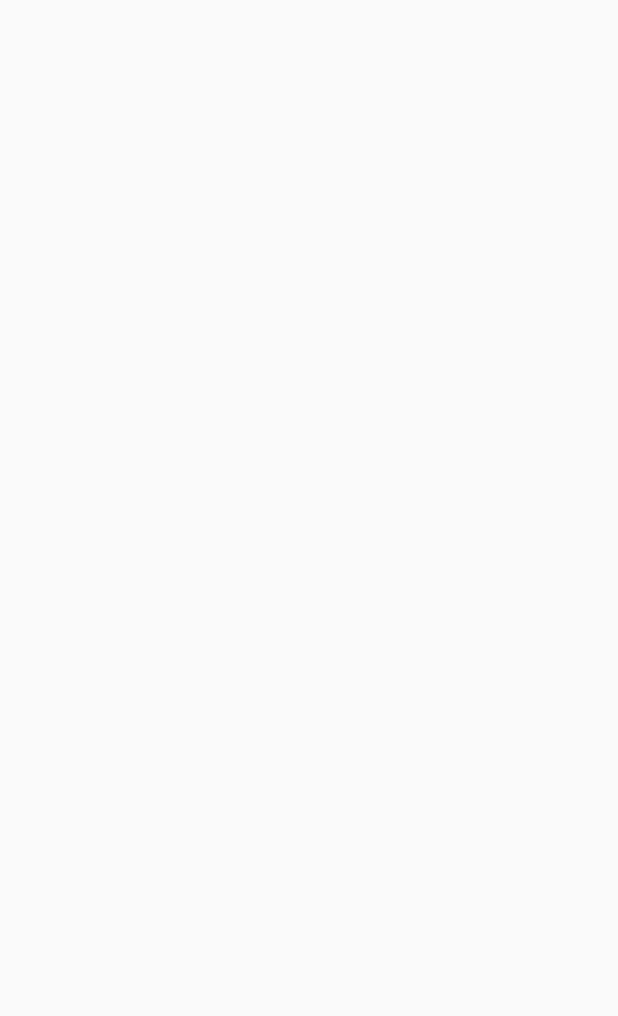
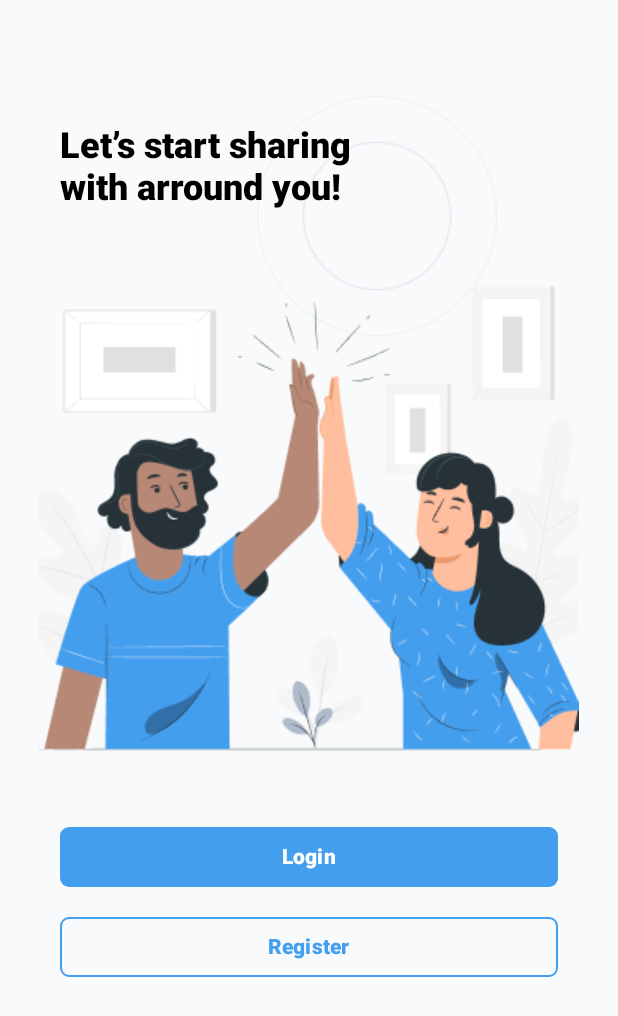
Before and after one commit to Kelompok-PSI/Geez, an Android app built with Jetpack Compose: the screen it shows after launch (MainActivity), on a phone screen of 412 x 824 dp. Before the commit the part shown is empty. Shown: the top 1016 px of the screen. Run offline under Robolectric (Android 15) with nearby library versions, the phone set to English and light mode, and no system bars.

Commit message:
feat: navigation has completed

```diff
--- a/app/src/main/java/com/example/geez/presentation/MainActivity.kt
+++ b/app/src/main/java/com/example/geez/presentation/MainActivity.kt
@@ -1,11 +1,10 @@
 package com.example.geez.presentation
-
+import Onboarding
+import SplashPage
 import android.os.Bundle
 import androidx.activity.ComponentActivity
 import androidx.activity.compose.setContent
 import androidx.compose.material3.MaterialTheme
-import androidx.compose.material3.Typography
-import androidx.compose.runtime.Composable
 import androidx.compose.material3.Typography
 import androidx.compose.runtime.Composable
 import com.example.geez.presentation.features.campaignDetails.CampaignDetail
@@ -15,21 +14,19 @@ import com.example.geez.presentation.features.registerBigParty.registerBigParty
 import com.example.geez.presentation.navigation.Navigation
 import com.example.geez.presentation.features.profile.Profile
 import com.example.geez.presentation.ui.theme.GeezTheme
-import com.example.geez.presentation.features.registerReguler.registerReguler
-import com.example.geez.presentation.features.registerReguler.registerReguler
-import com.example.geez.presentation.features.profile.Profile
-import com.example.geez.presentation.ui.theme.GeezTheme
 
 class MainActivity : ComponentActivity() {
     override fun onCreate(savedInstanceState: Bundle?) {
         super.onCreate(savedInstanceState)
         setContent {
             GeezTheme {
+//                Onboarding()
+//                SplashPage()
 //                Login()
 //                registerReguler()
 //                registerBigParty()
 //                Profile()
-//                Navigation()
+                Navigation()
             }
         }
     }
--- a/app/src/main/java/com/example/geez/presentation/features/onboarding/Onboarding.kt
+++ b/app/src/main/java/com/example/geez/presentation/features/onboarding/Onboarding.kt
@@ -29,11 +29,12 @@ import androidx.compose.ui.text.font.FontWeight
 import androidx.compose.ui.tooling.preview.Preview
 import androidx.compose.ui.unit.dp
 import androidx.compose.ui.unit.sp
+import androidx.navigation.NavController
 import com.example.geez.R
+import com.example.geez.presentation.navigation.Screen
 
-@Preview
 @Composable
-fun Onboarding() {
+fun Onboarding(navController: NavController) {
     Box(
         modifier = Modifier
             .fillMaxSize()
@@ -72,18 +73,21 @@ fun Onboarding() {
                 horizontalAlignment = Alignment.CenterHorizontally,
             ) {
                 Button(
-                    onClick = { },
+                    onClick = { navController.navigate(Screen.Login.route)},
                     colors = ButtonDefaults.buttonColors(containerColor = Color(0xFF449EEE)),
                     shape = RoundedCornerShape(6.dp),
                     modifier = Modifier
                         .fillMaxWidth()
                         .height(40.dp)
                 ) {
-                    Text(text = "Login", fontSize = 14.sp, fontWeight = FontWeight.W800)
+                    Text(text = "Login",
+                        fontSize = 14.sp,
+                        fontWeight = FontWeight.W800,
+                    )
                 }
                 Spacer(modifier = Modifier.height(20.dp))
                 OutlinedButton(
-                    onClick = { },
+                    onClick = { navController.navigate(Screen.Register.route) },
                     shape = RoundedCornerShape(6.dp),
                     modifier = Modifier
                         .fillMaxWidth()
--- a/app/src/main/java/com/example/geez/presentation/features/splash/Splash.kt
+++ b/app/src/main/java/com/example/geez/presentation/features/splash/Splash.kt
@@ -1,3 +1,5 @@
+import android.view.animation.OvershootInterpolator
+import androidx.compose.animation.Animatable
 import androidx.compose.foundation.background
 import androidx.compose.foundation.layout.Arrangement
 import androidx.compose.foundation.layout.Column
@@ -7,10 +9,16 @@ import androidx.compose.foundation.rememberScrollState
 import androidx.compose.foundation.verticalScroll
 import androidx.compose.material3.ExperimentalMaterial3Api
 import androidx.compose.material3.Scaffold
+import androidx.compose.animation.core.Animatable
+import androidx.compose.animation.core.Easing
+import androidx.compose.animation.core.tween
 import androidx.compose.material3.Text
 import androidx.compose.runtime.Composable
+import androidx.compose.runtime.LaunchedEffect
+import androidx.compose.runtime.remember
 import androidx.compose.ui.Alignment
 import androidx.compose.ui.Modifier
+import androidx.compose.ui.draw.scale
 import androidx.compose.ui.geometry.Offset
 import androidx.compose.ui.graphics.Brush
 import androidx.compose.ui.graphics.Color
@@ -18,11 +26,29 @@ import androidx.compose.ui.text.TextStyle
 import androidx.compose.ui.text.font.FontFamily
 import androidx.compose.ui.tooling.preview.Preview
 import androidx.compose.ui.unit.sp
+import androidx.navigation.NavController
+import com.example.geez.presentation.navigation.Screen
 import com.example.geez.presentation.ui.theme.AppFont
+import kotlinx.coroutines.delay
 
-@Preview
 @Composable
-fun SplashPage() {
+fun SplashPage(navController: NavController) {
+    val animation =  remember{
+        Animatable(0f)
+    }
+    LaunchedEffect(key1 = true){
+        animation.animateTo(
+            targetValue = 1f,
+            animationSpec = tween(
+                durationMillis = 500,
+                easing = {
+                    OvershootInterpolator(2f).getInterpolation(it)
+                }
+            )
+        )
+        delay(1000L)
+        navController.navigate(Screen.OnBoarding.route)
+    }
     Column(
         modifier = Modifier
             .background(
@@ -40,6 +66,7 @@ fun SplashPage() {
     ) {
         Text(
             text = "GEEZ",
+            modifier = Modifier.scale(animation.value),
             style = TextStyle(
                 color = Color.White,
                 fontSize = 64.sp,
--- a/app/src/main/java/com/example/geez/presentation/navigation/Navigation.kt
+++ b/app/src/main/java/com/example/geez/presentation/navigation/Navigation.kt
@@ -1,5 +1,7 @@
 package com.example.geez.presentation.navigation
 
+import Onboarding
+import SplashPage
 import androidx.compose.runtime.Composable
 import androidx.navigation.NavController
 import androidx.navigation.NavType
@@ -10,12 +12,26 @@ import androidx.navigation.navArgument
 import com.example.geez.presentation.features.campaignDetails.CampaignDetail
 import com.example.geez.presentation.features.campaignList.CampaignList
 import com.example.geez.presentation.features.formDonation.FormDonation
+import com.example.geez.presentation.features.login.Login
 import com.example.geez.presentation.features.profile.Profile
+import com.example.geez.presentation.features.registerReguler.RegisterReguler
 
 @Composable
 fun Navigation(){
     val navController = rememberNavController()
-    NavHost(navController = navController, startDestination = Screen.CampaignList.route){
+    NavHost(navController = navController, startDestination = Screen.Splash.route){
+        composable(route= Screen.Splash.route){
+            SplashPage(navController=navController)
+        }
+        composable(route = Screen.OnBoarding.route){
+            Onboarding(navController= navController)
+        }
+        composable(route = Screen.Login.route){
+            Login(navController=navController)
+        }
+        composable(route = Screen.Register.route){
+            RegisterReguler(navController = navController)
+        }
         composable(route = Screen.CampaignList.route){
             CampaignList(navController = navController)
         }
--- a/app/src/main/java/com/example/geez/presentation/navigation/Screen.kt
+++ b/app/src/main/java/com/example/geez/presentation/navigation/Screen.kt
@@ -5,6 +5,10 @@ sealed class Screen(val route: String){
     object CampaignDetail : Screen("campaign_detail")
     object FormDonation : Screen("form_donation")
     object Profile: Screen("profile")
+    object Splash: Screen("splash")
+    object OnBoarding: Screen("boarding")
+    object Login: Screen("login")
+    object Register: Screen("register")
 
     fun withArgs(vararg args: String): String{
         return buildString {
```
Also changed, not shown: app/src/main/java/com/example/geez/presentation/features/login/Login.kt (renamed from app/src/main/java/com/example/geez/presentation/features/login/login.kt, +50 -58 lines), app/src/main/java/com/example/geez/presentation/features/registerReguler/RegisterReguler.kt (renamed from app/src/main/java/com/example/geez/presentation/features/registerReguler/registerReguler.kt, +49 -57 lines), 5 other files.
